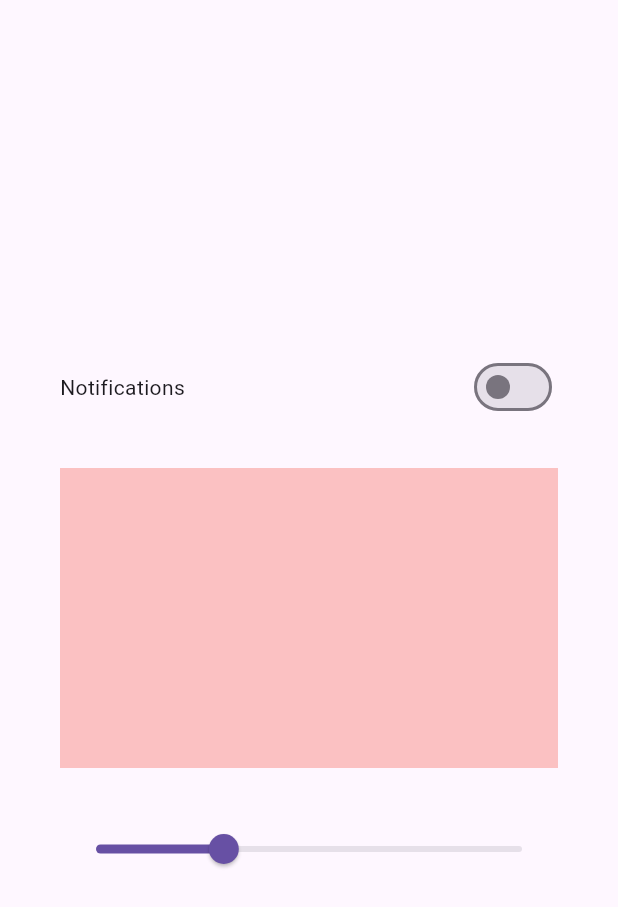
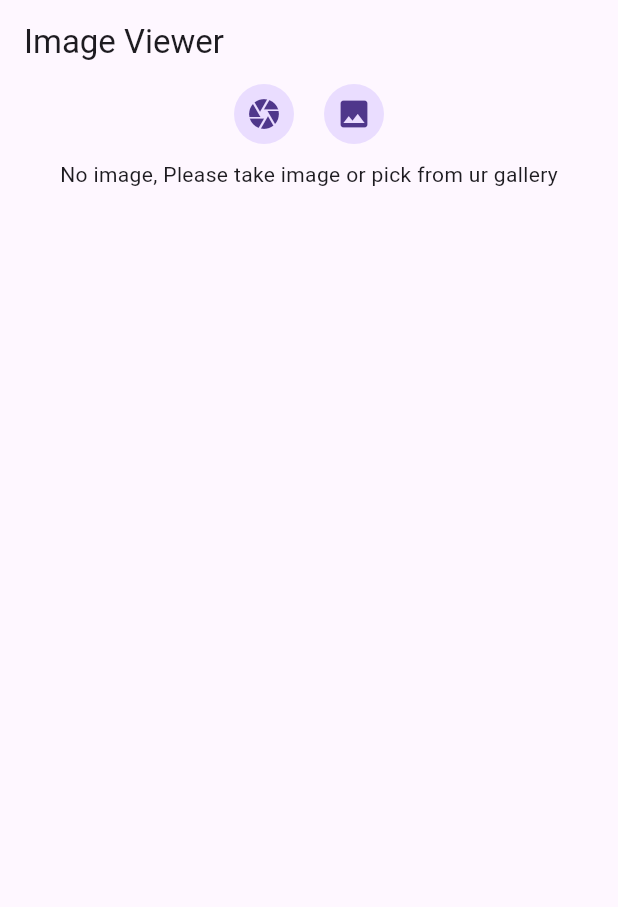
Before and after one commit to iliyasifa/bloc_flutter_tut, a Flutter app: the screen it shows after launch, on a phone screen of 412 x 824 dp. Shown: the top 907 px of the screen. Run offline on Flutter 3.47's test engine with Material 3 defaults, Android fonts, the phone set to English and light mode, and no system bars; our stand-ins replace bloc, equatable, flutter_bloc, image_picker.

Commit message:
feat: image picker using bloc architecture

```diff
--- /dev/null
+++ b/lib/bloc/image_picker/image_picker_bloc.dart
@@ -0,0 +1,36 @@
+import 'package:bloc/bloc.dart';
+import 'package:bloc_flutter_tut/bloc/image_picker/image_picker_event.dart';
+import 'package:bloc_flutter_tut/bloc/image_picker/image_picker_state.dart';
+import 'package:bloc_flutter_tut/utils/image_picker_utils.dart';
+import 'package:image_picker/image_picker.dart';
+
+class ImagePickerBloc extends Bloc<ImagePickerEvent, ImagePickerState> {
+  final ImagePickerUtils imagePickerUtils;
+
+  ImagePickerBloc(this.imagePickerUtils) : super(const ImagePickerState()) {
+    on<CaptureCamera>(_captureCapture);
+    on<ImageGallery>(_galleryImage);
+  }
+
+  /// [_captureCapture] get image through camera capture
+  void _captureCapture(
+    CaptureCamera event,
+    Emitter<ImagePickerState> emit,
+  ) async {
+    final file = await imagePickerUtils.getImageHelper(
+      source: ImageSource.camera,
+    );
+    emit(state.copyWith(file: file));
+  }
+
+  /// [_galleryImage] get image through gallery
+  void _galleryImage(
+    ImageGallery event,
+    Emitter<ImagePickerState> emit,
+  ) async {
+    final file = await imagePickerUtils.getImageHelper(
+      source: ImageSource.gallery,
+    );
+    emit(state.copyWith(file: file));
+  }
+}
--- /dev/null
+++ b/lib/bloc/image_picker/image_picker_event.dart
@@ -0,0 +1,12 @@
+import 'package:equatable/equatable.dart';
+
+abstract class ImagePickerEvent extends Equatable {
+  const ImagePickerEvent();
+
+  @override
+  List<Object> get props => [];
+}
+
+class CaptureCamera extends ImagePickerEvent {}
+
+class ImageGallery extends ImagePickerEvent {}
--- /dev/null
+++ b/lib/bloc/image_picker/image_picker_state.dart
@@ -0,0 +1,15 @@
+import 'package:equatable/equatable.dart';
+import 'package:image_picker/image_picker.dart';
+
+class ImagePickerState extends Equatable {
+  final XFile? file;
+
+  const ImagePickerState({this.file});
+
+  ImagePickerState copyWith({XFile? file}) {
+    return ImagePickerState(file: file ?? this.file);
+  }
+
+  @override
+  List<Object?> get props => [file];
+}
--- a/lib/main.dart
+++ b/lib/main.dart
@@ -1,6 +1,8 @@
 import 'package:bloc_flutter_tut/bloc/counter/counter_bloc.dart';
+import 'package:bloc_flutter_tut/bloc/image_picker/image_picker_bloc.dart';
 import 'package:bloc_flutter_tut/bloc/switch/switch_bloc.dart';
-import 'package:bloc_flutter_tut/view/switch/switch_screen.dart';
+import 'package:bloc_flutter_tut/utils/image_picker_utils.dart';
+import 'package:bloc_flutter_tut/view/image_picker/image_picker_screen.dart';
 import 'package:flutter/material.dart';
 import 'package:flutter_bloc/flutter_bloc.dart';
 
@@ -22,6 +24,11 @@ class MyApp extends StatelessWidget {
         BlocProvider(
           create: (context) => SwitchBloc(),
         ),
+        BlocProvider(
+          create: (context) => ImagePickerBloc(
+            ImagePickerUtils(),
+          ),
+        )
       ],
       child: MaterialApp(
         title: 'Flutter Demo',
@@ -29,7 +36,8 @@ class MyApp extends StatelessWidget {
           primarySwatch: Colors.blue,
         ),
         // home: const CounterScreen(),
-        home: const SwitchScreen(),
+        // home: const SwitchScreen(),
+        home: const ImagePickerScreen(),
       ),
     );
   }
--- /dev/null
+++ b/lib/view/image_picker/image_picker_screen.dart
@@ -0,0 +1,62 @@
+import 'dart:io';
+
+import 'package:bloc_flutter_tut/bloc/image_picker/image_picker_bloc.dart';
+import 'package:bloc_flutter_tut/bloc/image_picker/image_picker_event.dart';
+import 'package:bloc_flutter_tut/bloc/image_picker/image_picker_state.dart';
+import 'package:flutter/material.dart';
+import 'package:flutter_bloc/flutter_bloc.dart';
+
+class ImagePickerScreen extends StatelessWidget {
+  const ImagePickerScreen({super.key});
+
+  @override
+  Widget build(BuildContext context) {
+    return Scaffold(
+      appBar: AppBar(
+        title: const Text('Image Viewer'),
+      ),
+      body: Center(
+        child: BlocBuilder<ImagePickerBloc, ImagePickerState>(
+          builder: (context, state) {
+            return Column(
+              children: [
+                Row(
+                  mainAxisAlignment: MainAxisAlignment.center,
+                  children: [
+                    InkWell(
+                      onTap: () {
+                        /// To capture image through camera
+                        context.read<ImagePickerBloc>().add(CaptureCamera());
+                      },
+                      child: const CircleAvatar(
+                        child: Icon(Icons.camera),
+                      ),
+                    ),
+                    const SizedBox(width: 20),
+                    InkWell(
+                      onTap: () {
+                        /// To pick image through gallery
+                        context.read<ImagePickerBloc>().add(ImageGallery());
+                      },
+                      child: const CircleAvatar(
+                        child: Icon(Icons.image),
+                      ),
+                    ),
+                  ],
+                ),
+                const SizedBox(height: 10),
+
+                /// Image shows only if the file is not null
+                if (state.file != null)
+                  Image.file(File(state.file!.path))
+                else
+                  const Text(
+                      'No image, Please take image or pick from ur gallery'),
+              ],
+            );
+          },
+        ),
+      ),
+    );
+  }
+}
--- a/pubspec.yaml
+++ b/pubspec.yaml
@@ -38,6 +38,7 @@ dependencies:
   equatable: ^2.0.5
   bloc: ^8.1.2
   flutter_bloc: ^8.1.3
+  image_picker: ^1.0.7
 
 dev_dependencies:
   flutter_test:
```
Also changed, not shown: lib/utils/image_picker_utils.dart (added, +15 -0 lines), pubspec.lock, 7 other files.
